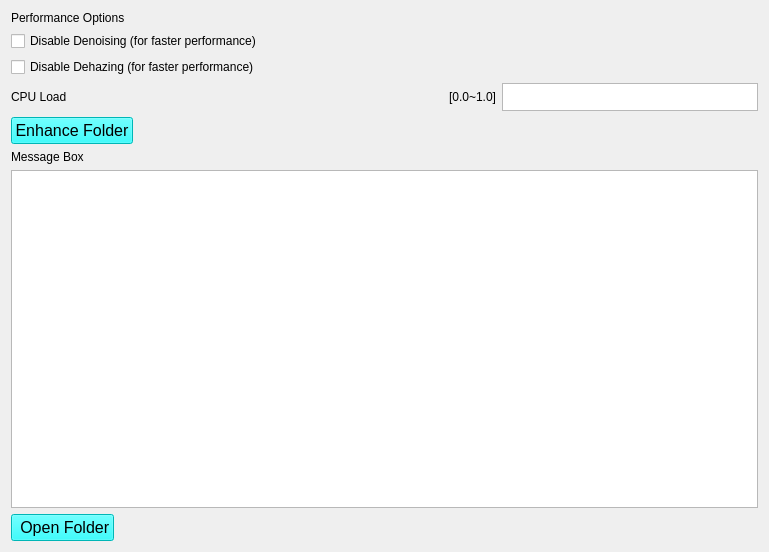
The window that src/resources/enhance.ui (open-AIMS/reefscan_desktop_data_manager) describes before a commit, drawn with Qt 5.
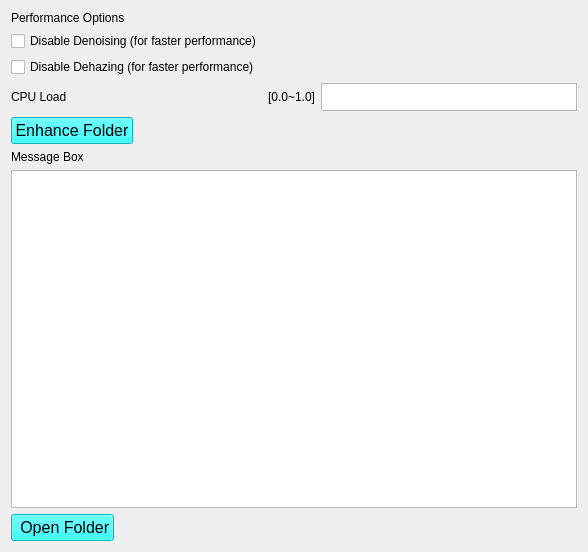
The same window after the commit.

Patch:
```diff
--- a/src/resources/enhance.ui
+++ b/src/resources/enhance.ui
@@ -6,7 +6,7 @@
    <rect>
     <x>0</x>
     <y>0</y>
-    <width>769</width>
+    <width>561</width>
     <height>552</height>
    </rect>
   </property>
```
